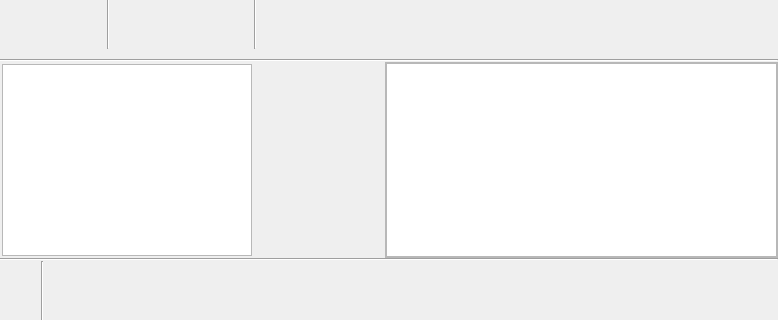
ssreenandh069-debug/NomadEXP, file NomadMainUI.ui: the form before one commit; both pictures show x 0 to 778 and y 256 to 576 of the 778 by 673 pixel window.
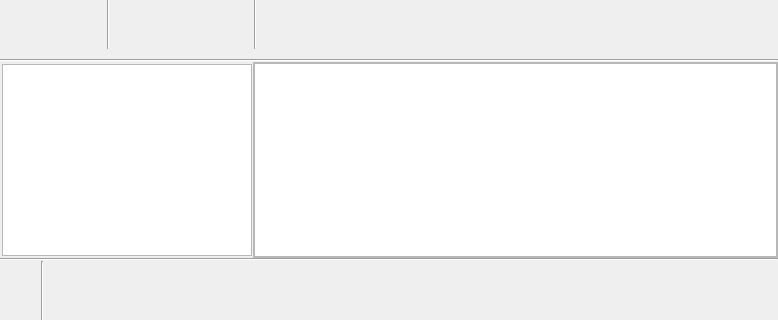
The form after the commit. Icons and pictures are not drawn.

What changed in the file:
```diff
--- a/NomadMainUI.ui
+++ b/NomadMainUI.ui
@@ -105,8 +105,6 @@
 
 #sidebar {
     background-color: #1A1A1A; 
-    min-width: 200px;
-    max-width: 260px;
 }
 
 #sidebar QPushButton {
@@ -564,6 +562,18 @@
        <number>1</number>
       </property>
       <widget class="QWidget" name="sidebar" native="true">
+       <property name="minimumSize">
+        <size>
+         <width>50</width>
+         <height>0</height>
+        </size>
+       </property>
+       <property name="maximumSize">
+        <size>
+         <width>16777215</width>
+         <height>16777215</height>
+        </size>
+       </property>
        <layout class="QVBoxLayout" name="verticalLayout_7">
         <property name="spacing">
          <number>0</number>
@@ -610,6 +620,12 @@
        </layout>
       </widget>
       <widget class="QScrollArea" name="main_scroll_area">
+       <property name="sizePolicy">
+        <sizepolicy hsizetype="Expanding" vsizetype="Expanding">
+         <horstretch>1</horstretch>
+         <verstretch>0</verstretch>
+        </sizepolicy>
+       </property>
        <property name="widgetResizable">
         <bool>true</bool>
        </property>
@@ -618,7 +634,7 @@
          <rect>
           <x>0</x>
           <y>0</y>
-          <width>513</width>
+          <width>521</width>
           <height>527</height>
          </rect>
         </property>
```
Left out of the diff: 48 changed lines with no effect on the pictures.
